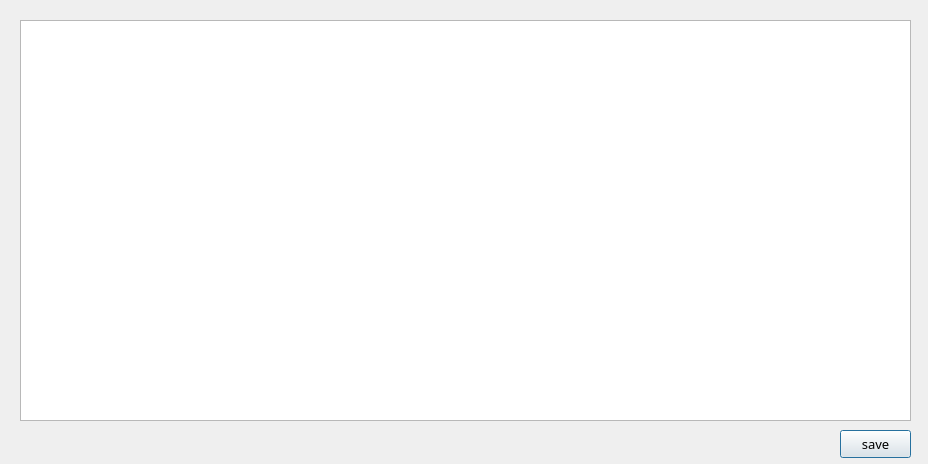
First picture: the form in ctripui/orderuser.ui, repository imagecser/hotelManage, before the edit.
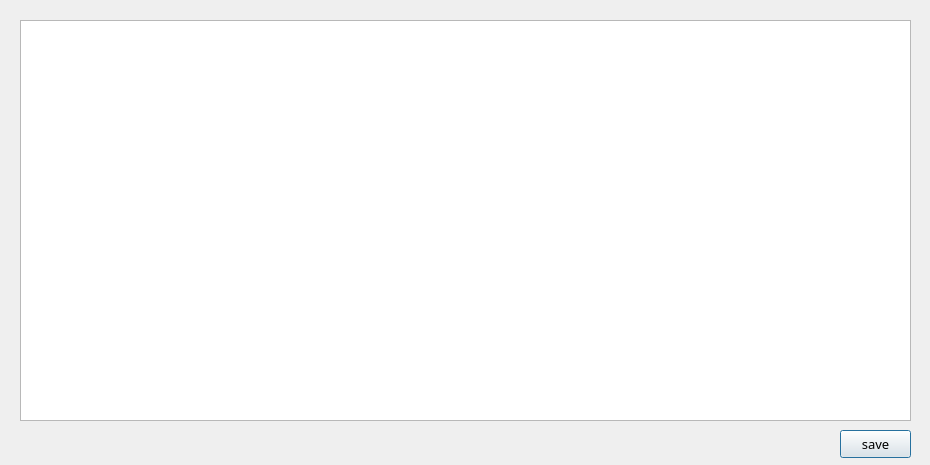
Second picture: the form after the edit.

What changed in the file:
```diff
--- a/ctripui/orderuser.ui
+++ b/ctripui/orderuser.ui
@@ -6,8 +6,8 @@
    <rect>
     <x>0</x>
     <y>0</y>
-    <width>928</width>
-    <height>464</height>
+    <width>930</width>
+    <height>465</height>
    </rect>
   </property>
   <property name="windowTitle">
```
